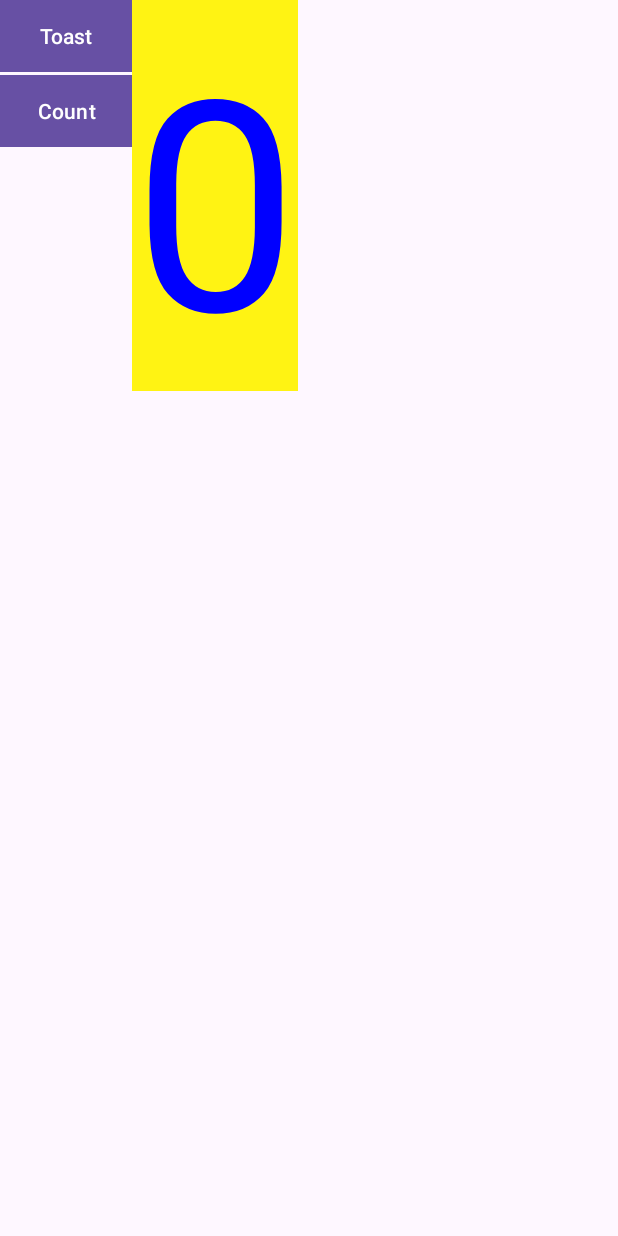
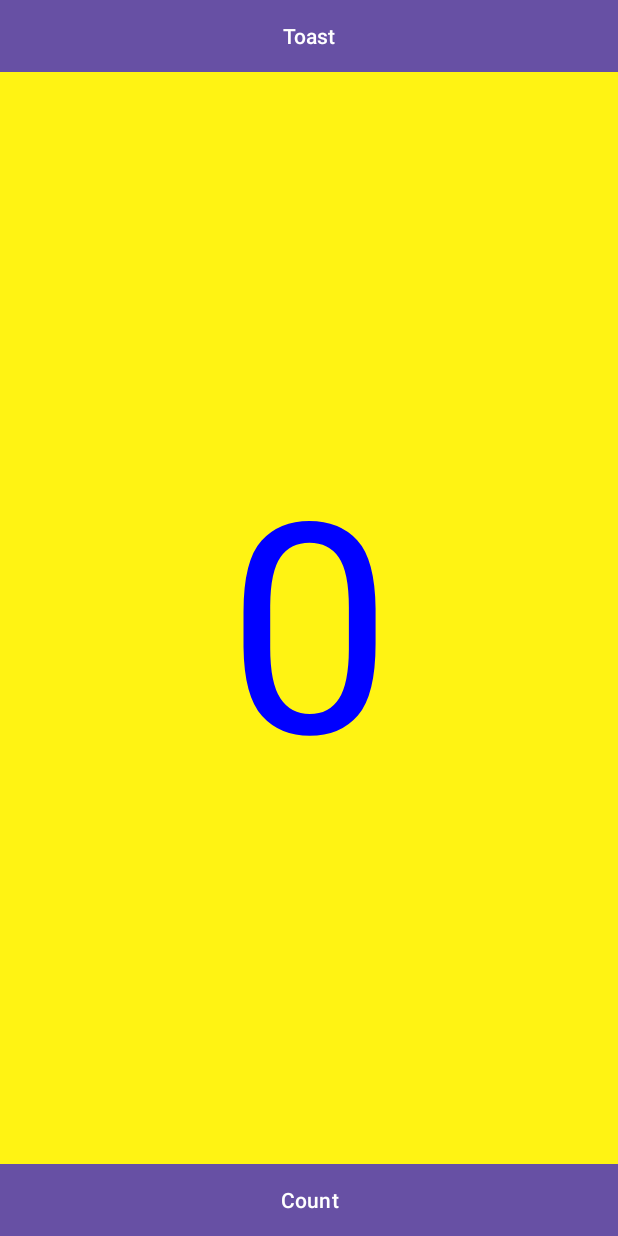
Before and after one commit to DavidGeorgievPetrunov/TASK_12B_David_Petrunov, an Android app: the screen it shows after launch (MainActivity), on a phone screen of 412 x 824 dp. Run offline under Robolectric (Android 15) with nearby library versions, the phone set to English and light mode, and no system bars.

Commit message:
LinearLayout

```diff
--- a/app/src/main/res/layout/activity_main.xml
+++ b/app/src/main/res/layout/activity_main.xml
@@ -1,5 +1,5 @@
 <?xml version="1.0" encoding="utf-8"?>
-<RelativeLayout xmlns:android="http://schemas.android.com/apk/res/android"
+<LinearLayout xmlns:android="http://schemas.android.com/apk/res/android"
     xmlns:tools="http://schemas.android.com/tools"
     android:id="@+id/constraintLayout"
     android:layout_width="match_parent"
@@ -7,34 +7,30 @@
     android:orientation="vertical"
     tools:context=".MainActivity">
 
-        <TextView
-        android:id="@+id/show_count"
-        android:layout_width="wrap_content"
-        android:layout_height="wrap_content"
-        android:layout_toRightOf="@+id/button_toast"
-        android:layout_toEndOf="@+id/button_toast"
-        android:background="#FFF313"
-        android:gravity="center"
-        android:text="0"
-        android:textColor="#FF0000FF"
-        android:textSize="196sp" />
-
     <Button
         android:id="@+id/button_toast"
-        android:layout_width="wrap_content"
+        android:layout_width="match_parent"
         android:layout_height="wrap_content"
         android:background="@color/black"
         android:text="Toast" />
 
+    <TextView
+    android:id="@+id/show_count"
+    android:layout_width="match_parent"
+    android:layout_height="0dp"
+    android:layout_weight="1"
+    android:background="#FFF313"
+    android:gravity="center"
+    android:text="0"
+    android:textColor="#FF0000FF"
+    android:textSize="196sp" />
+
     <Button
         android:id="@+id/button_count"
-        android:layout_width="wrap_content"
+        android:layout_width="match_parent"
         android:layout_height="wrap_content"
-        android:layout_alignParentTop="true"
         android:layout_gravity="center_horizontal"
-        android:layout_marginTop="50dp"
         android:background="#230C0C"
-        android:layout_below="@+id/button_toast"
         android:text="Count" />
 
-</RelativeLayout>
+</LinearLayout>
```
